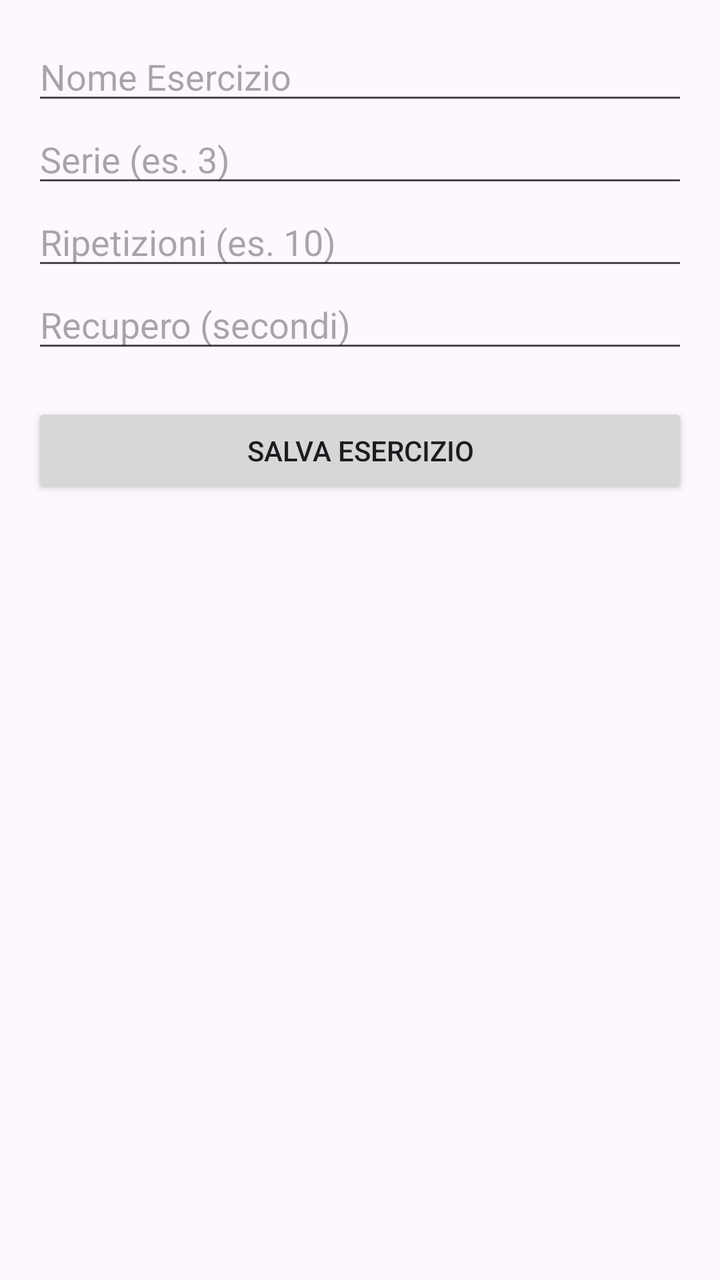
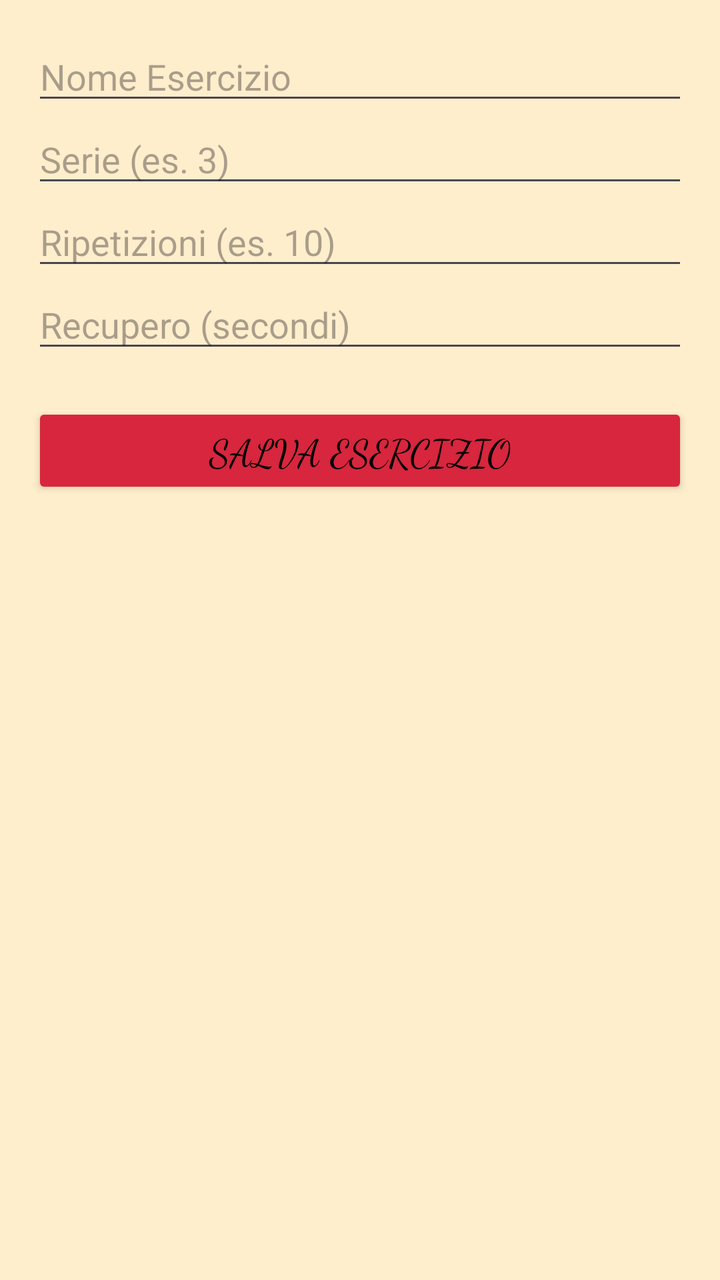

An Android layout rendered at two revisions. The XML below is the earlier revision; the diff shows what the commit changed to produce the second picture.
<!-- AndroidManifest.xml: application theme Theme.WorkoutApp -->
<!-- res/layout/activity_add_exercise.xml -->
<?xml version="1.0" encoding="utf-8"?>
<LinearLayout xmlns:android="http://schemas.android.com/apk/res/android"
    android:layout_width="match_parent"
    android:layout_height="match_parent"
    android:orientation="vertical"
    android:padding="16dp">

    
    <EditText
        android:id="@+id/etName"
        android:layout_width="match_parent"
        android:layout_height="wrap_content"
        android:hint="@string/nome_esercizio" />

    
    <EditText
        android:id="@+id/etSets"
        android:layout_width="match_parent"
        android:layout_height="wrap_content"
        android:hint="@string/serie"
        android:inputType="number" />

    
    <EditText
        android:id="@+id/etReps"
        android:layout_width="match_parent"
        android:layout_height="wrap_content"
        android:hint="@string/ripetizioni"
        android:inputType="number" />

    
    <EditText
        android:id="@+id/etRecovery"
        android:layout_width="match_parent"
        android:layout_height="wrap_content"
        android:hint="@string/recupero"
        android:inputType="number" />

    
    <Button
        android:id="@+id/btnSave"
        android:layout_width="match_parent"
        android:layout_height="wrap_content"
        android:text="@string/salva"
        android:layout_marginTop="20dp" />

</LinearLayout>
<!-- resources referenced by this layout -->
<resources>
  <string name="nome_esercizio">Nome Esercizio</string>
  <string name="recupero">Recupero (secondi)</string>
  <string name="ripetizioni">Ripetizioni (es. 10)</string>
  <string name="salva">Salva Esercizio</string>
  <string name="serie">Serie (es. 3)</string>
  <style name="Theme.WorkoutApp" parent="Base.Theme.WorkoutApp" />
  <style name="Base.Theme.WorkoutApp" parent="Theme.Material3.DayNight.NoActionBar">
          
          
      </style>
</resources>

<!-- the commit's change to res/layout/activity_add_exercise.xml (unified diff, before → after) -->
@@ -3,7 +3,8 @@
     android:layout_width="match_parent"
     android:layout_height="match_parent"
     android:orientation="vertical"
-    android:padding="16dp">
+    android:padding="16dp"
+    android:background="#FFEC">
 
     
     <EditText
@@ -42,6 +43,10 @@
         android:layout_width="match_parent"
         android:layout_height="wrap_content"
         android:text="@string/salva"
-        android:layout_marginTop="20dp" />
+        android:layout_marginTop="20dp"
+        android:backgroundTint="#D7263D"
+        android:textColor="#000000"
+        android:fontFamily="cursive"
+        android:textSize="19sp"/>
 
 </LinearLayout>
